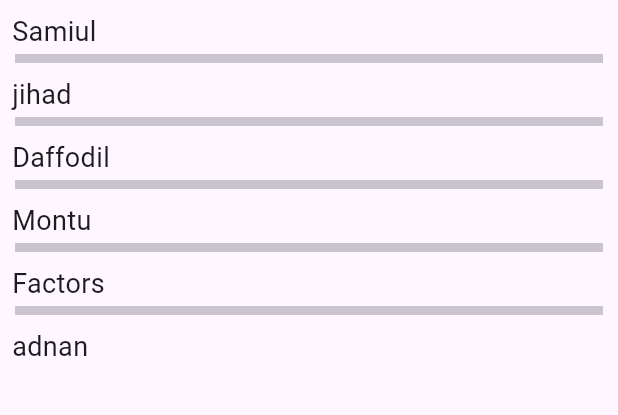
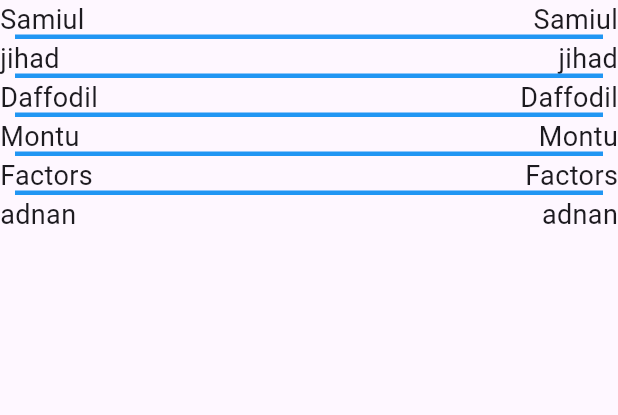
Before and after one commit to Samiul-Islam-Rafi-SWE/flutter-widgets, a Flutter app: the screen it shows after launch, on a phone screen of 412 x 824 dp, the part 84-499 px from its top. Run offline on Flutter 3.47's test engine with Material 3 defaults, Android fonts, the phone set to English and light mode, and no system bars.

```diff
--- a/lib/main.dart
+++ b/lib/main.dart
@@ -340,17 +340,30 @@ class Home extends StatelessWidget {
       body: ListView.separated(
         itemCount: studentList.length,
         itemBuilder: (context, index) {
-          return Padding(
-            padding: const EdgeInsets.all(8.0),
-
-            child: Text(
-              studentList[index], // ✅ Correct usage
-              style: TextStyle(fontSize: 18),
-            ),
+          return Row(
+            mainAxisAlignment: MainAxisAlignment.spaceBetween,
+            children: [
+              Text(
+                textAlign: TextAlign.center,
+                studentList[index], // ✅ Correct usage
+                style: TextStyle(fontSize: 18),
+              ),
+              Text(
+                textAlign: TextAlign.center,
+                studentList[index], // ✅ Correct usage
+                style: TextStyle(fontSize: 18),
+              ),
+            ],
           );
         },
         separatorBuilder: (context, index) {
-          return Divider(height: 0, thickness: 6, endIndent: 10, indent: 10);
+          return Divider(
+            height: 0,
+            thickness: 3,
+            endIndent: 10,
+            indent: 10,
+            color: Colors.blue,
+          );
         },
       ),
     );
```
